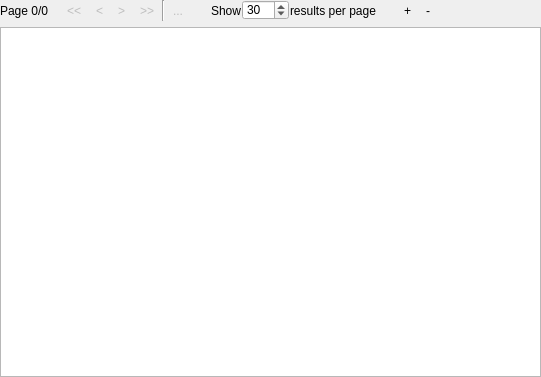
Before: the Qt Designer form src/widgets/resultview.ui in FrenchDilettante/dbmaster, drawn with Qt 5.
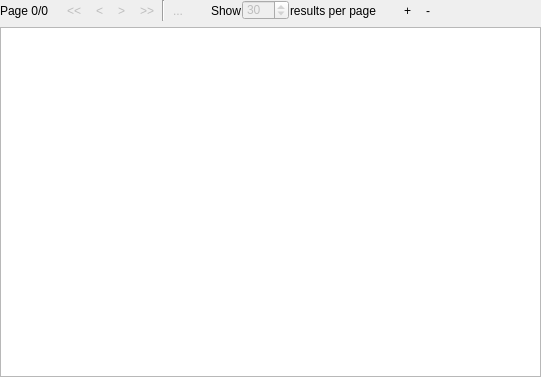
After: the same form once the commit is applied. Icons and pictures are not drawn. Custom widgets are drawn as their Qt base class.

Commit message: Soucis divers ResultView

```diff
--- a/src/widgets/resultview.ui
+++ b/src/widgets/resultview.ui
@@ -214,6 +214,9 @@
          </item>
          <item>
           <widget class="QSpinBox" name="resultSpinBox">
+           <property name="enabled">
+            <bool>false</bool>
+           </property>
            <property name="maximumSize">
             <size>
              <width>16777215</width>
```
The commit also changes 1 other file.
